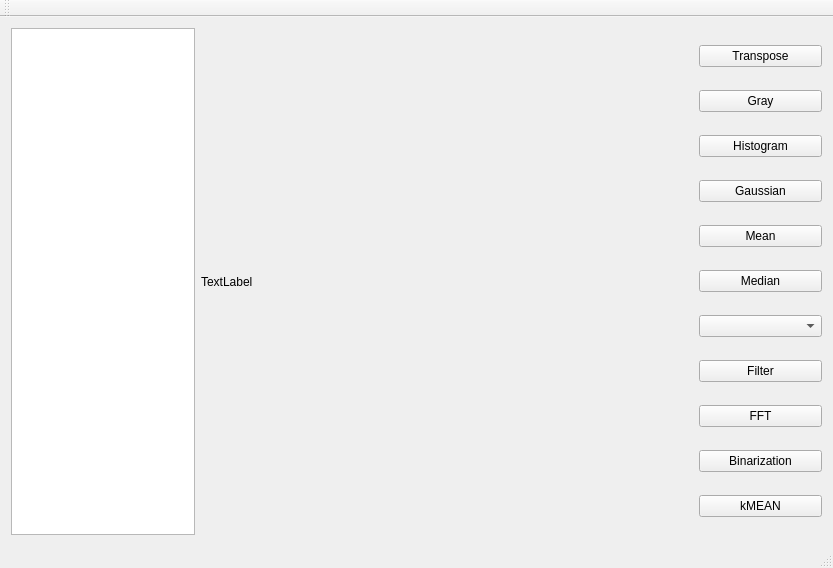
Old version of the form tests.qt/tests_qt/app/mainwindow.ui in the repository codex-tk/libcodex.
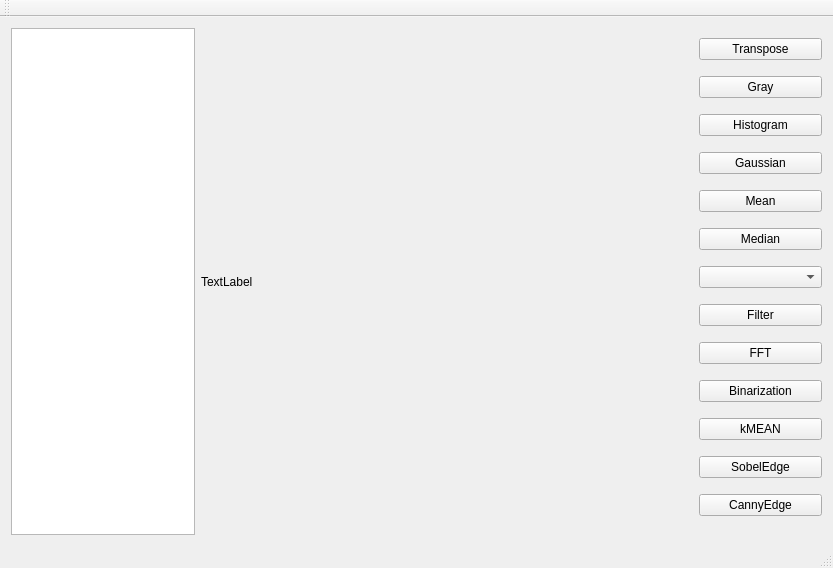
New version of the form.

Commit message: canny impl

Diff of the .ui file:
```diff
--- a/tests.qt/tests_qt/app/mainwindow.ui
+++ b/tests.qt/tests_qt/app/mainwindow.ui
@@ -93,6 +93,20 @@
         </property>
        </widget>
       </item>
+      <item>
+       <widget class="QPushButton" name="pushButton_5">
+        <property name="text">
+         <string>SobelEdge</string>
+        </property>
+       </widget>
+      </item>
+      <item>
+       <widget class="QPushButton" name="pushButton_6">
+        <property name="text">
+         <string>CannyEdge</string>
+        </property>
+       </widget>
+      </item>
      </layout>
     </item>
     <item row="2" column="0">
```
The commit also changes 10 other files.
